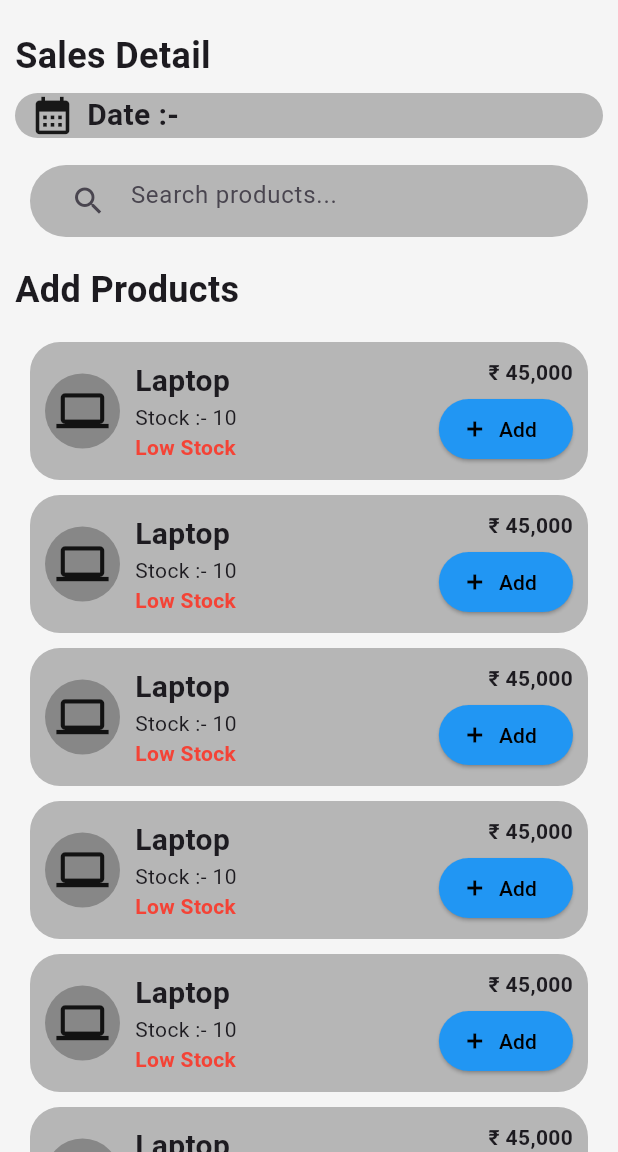
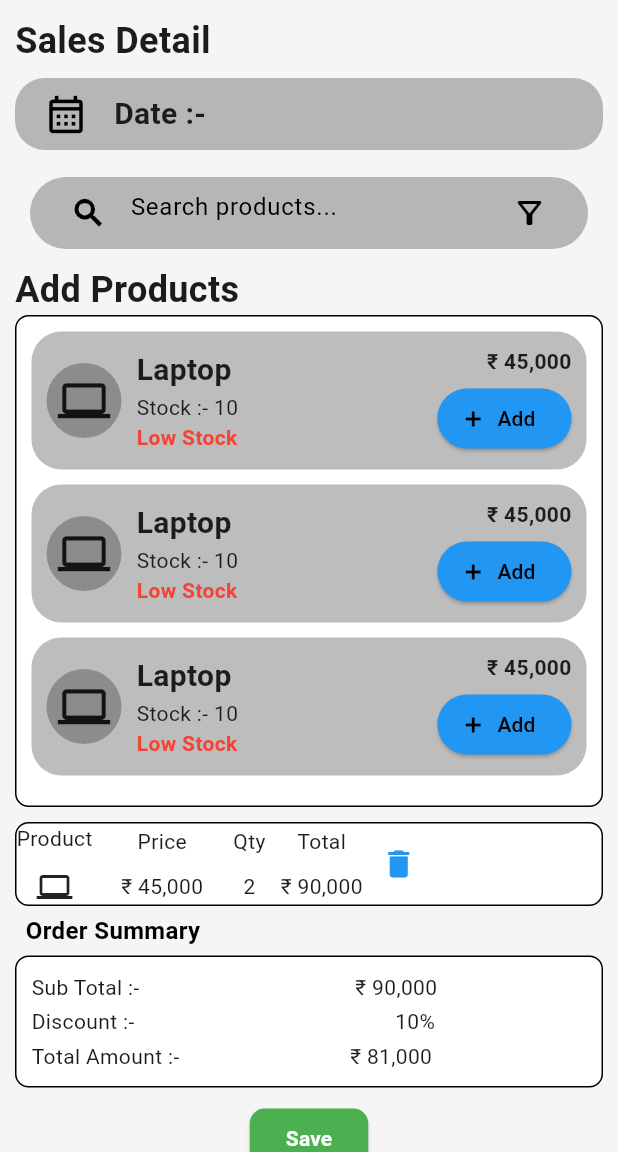
Before and after one commit to jayprajapati2246/Inventory_Management_System, a Flutter app: the salseentry screen opened directly, on a phone screen of 412 x 824 dp, the part 84-1236 px from its top. Run offline on Flutter 3.47's test engine with Material 3 defaults, Android fonts, the phone set to English and light mode, and no system bars; our stand-ins replace curved_navigation_bar.

Commit message:
Sales Entry page UI Complite

```diff
--- a/lib/salesentry.dart
+++ b/lib/salesentry.dart
@@ -36,14 +36,12 @@ class _salseentryState extends State<salseentry> {
         ],
       ),
 
-      // ✅ BODY WITH SINGLECHILDSCROLLVIEW
       body: SingleChildScrollView(
         child: Container(
           margin: const EdgeInsets.all(10),
           child: Column(
             crossAxisAlignment: CrossAxisAlignment.start,
             children: [
-              const SizedBox(height: 10),
 
               const Text(
                 "Sales Detail",
@@ -59,8 +57,15 @@ class _salseentryState extends State<salseentry> {
                 ),
                 padding: const EdgeInsets.symmetric(horizontal: 10),
                 child: Row(
-                  children: const [
-                    Icon(Icons.calendar_month, size: 30),
+                  children: [
+                    IconButton(
+                      onPressed: () {},
+                      icon: Icon(
+                        Icons.calendar_month_outlined,
+                        size: 30,
+                        color: Colors.black,
+                      ),
+                    ),
                     SizedBox(width: 8),
                     Text(
                       "Date :-",
@@ -75,34 +80,52 @@ class _salseentryState extends State<salseentry> {
 
               const SizedBox(height: 8),
 
+              //search bar
               Container(
                 margin: const EdgeInsets.all(10),
+
                 padding: const EdgeInsets.symmetric(horizontal: 15),
                 decoration: BoxDecoration(
                   color: Colors.black26,
                   borderRadius: BorderRadius.circular(25),
                 ),
+
                 child: TextField(
                   controller: searchproduct,
-                  decoration: const InputDecoration(
+                  style: const TextStyle(color: Colors.black, fontSize: 16),
+                  decoration: InputDecoration(
                     hintText: "Search products...",
+                    hintStyle: const TextStyle(color: Colors.black),
                     border: InputBorder.none,
-                    prefixIcon: Icon(Icons.search),
+                    prefixIcon: const Icon(Icons.search, color: Colors.black,fontWeight: FontWeight.bold,),
+                    suffixIcon: IconButton(
+                      icon: const Icon(
+                        Icons.filter_alt_outlined,
+                        color: Colors.black,
+                      ),
+                      onPressed: () {},
+                    ),
                   ),
                 ),
               ),
 
-              const SizedBox(height: 8),
+
 
               const Text(
                 "Add Products",
                 style: TextStyle(fontSize: 24, fontWeight: FontWeight.bold),
               ),
 
-              const SizedBox(height: 8),
 
-              ListView.builder(
-                itemCount: 6,
+              //product list and add
+              Container(
+                decoration: BoxDecoration(
+                  color: Colors.white,
+                  borderRadius: BorderRadius.circular(9),
+                  border: Border.all(width: 1, color: Colors.black),
+                ),
+              child: ListView.builder(
+                itemCount: 3,
                 shrinkWrap: true,
                 physics: const NeverScrollableScrollPhysics(),
                 padding: const EdgeInsets.all(10),
@@ -182,46 +205,143 @@ class _salseentryState extends State<salseentry> {
                   );
                 },
               ),
+              ),
+
+              SizedBox(height: 10),
+
+              // oder total
               Container(
-                margin: EdgeInsets.all(10),
-                color: Colors.white60,
+                decoration: BoxDecoration(
+                  color: Colors.white,
+                  borderRadius: BorderRadius.circular(9),
+                  border: Border.all(width: 1, color: Colors.black),
+                ),
+
                 child: Row(
                   children: [
                     Column(
                       children: [
-                        Container(
-                          color: Colors.black12,
-                          child: Text("Product"),
-                        ),
+                        Container(child: Text("Product")),
                         SizedBox(height: 10),
-                        Icon(Icons.eighteen_mp),
+                        Icon(Icons.laptop),
                       ],
                     ),
-                    SizedBox(width: 80),
+                    SizedBox(width: 19),
                     Column(
                       children: [
-                        Container(color: Colors.black12, child: Text("Price")),
+                        Container(child: Text("Price")),
                         SizedBox(height: 10),
-                        Icon(Icons.eighteen_mp),
+                        Text("₹ 45,000"),
                       ],
                     ),
                     SizedBox(width: 20),
                     Column(
                       children: [
-                        Container(color: Colors.black12, child: Text("Qty")),
+                        Container(child: Text("Qty")),
                         SizedBox(height: 10),
-                        Icon(Icons.eighteen_mp),
+                        Text("2"),
                       ],
                     ),
-                    SizedBox(width: 20),
+                    SizedBox(width: 10),
                     Column(
                       children: [
-                        Container(color: Colors.black12, child: Text("Total")),
+                        Container(child: Text("Total")),
                         SizedBox(height: 10),
-                        Icon(Icons.eighteen_mp),
+                        Text("₹ 90,000"),
+                      ],
+                    ),
+                    Column(
+                      children: [
+                        IconButton(
+                          onPressed: () {},
+                          icon: Icon(Icons.delete, color: Colors.blue),
+                        ),
                       ],
                     ),
                   ],
+                ),
+              ),
+              SizedBox(height: 5),
+              Container(
+                margin: EdgeInsets.only(left: 7),
+                alignment: Alignment.centerLeft,
+                child: const Text(
+                  "Order Summary",
+                  style: TextStyle(
+                    fontSize: 16,
+                    fontWeight: FontWeight.bold,
+                    color: Colors.black,
+                  ),
+                ),
+              ),
+              //oder summary
+              SizedBox(height: 5),
+              Container(
+                decoration: BoxDecoration(
+                  color: Colors.white,
+                  borderRadius: BorderRadius.circular(9),
+                  border: Border.all(width: 1, color: Colors.black),
+                ),
+                padding: EdgeInsets.all(10),
+                child: Column(
+                  children: [
+                    Row(
+                      children: [
+                        Container(
+                          child: Row(
+                            children: [
+                              Text("Sub Total :- "),
+                              SizedBox(width: 140),
+                              Text("₹ 90,000"),
+                            ],
+                          ),
+                        ),
+                      ],
+                    ),
+                    SizedBox(height: 3),
+                    Row(
+                      children: [
+                        Container(
+                          child: Row(
+                            children: [
+                              Text("Discount :- "),
+                              SizedBox(width: 170),
+                              Text("10%"),
+                            ],
+                          ),
+                        ),
+                      ],
+                    ),
+                    SizedBox(height: 3),
+                    Row(
+                      children: [
+                        Container(
+                          child: Row(
+                            children: [
+                              Text("Total Amount :- "),
+                              SizedBox(width: 110),
+                              Text("₹ 81,000"),
+                            ],
+                          ),
+                        ),
+                      ],
+                    ),
+                  ],
+                ),
+              ),
+              Container(
+                alignment: Alignment.center,
+                margin: EdgeInsets.all(10),
+                child: ElevatedButton(
+                  onPressed: () {},
+                  style: ElevatedButton.styleFrom(
+                    backgroundColor: Colors.green,
+                    shape: RoundedRectangleBorder(
+                      borderRadius: BorderRadius.circular(10),
+                    ),
+                  ),
+                  child: Text("Save",style: TextStyle(color: Colors.white,fontWeight: FontWeight.bold),
+                  ),
                 ),
               ),
             ],
```
Also changed, not shown: lib/Allproduct.dart (+26 -18 lines), lib/Dashbord.dart (+11 -16 lines).
